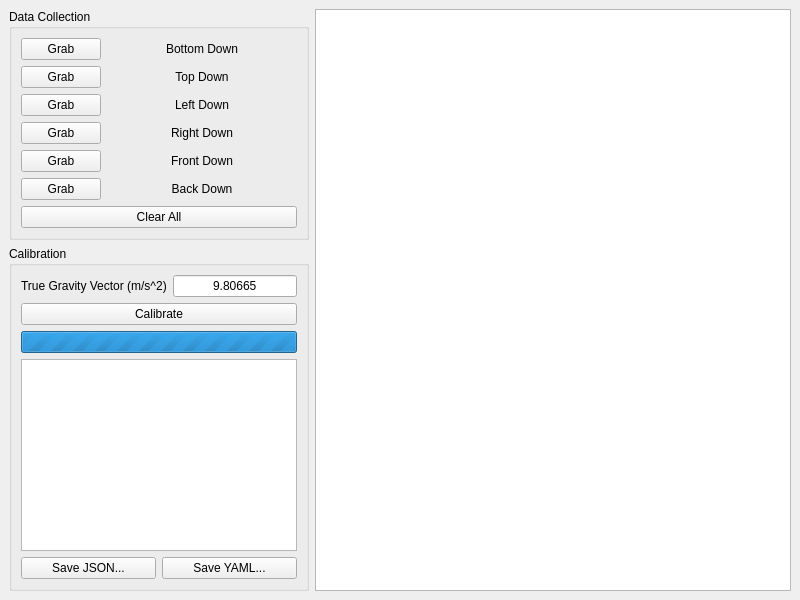
Above: src/accelerometer/gui/fmain.ui from pcdangio/ros-calibration_imu before the change. Below: the same form after it.
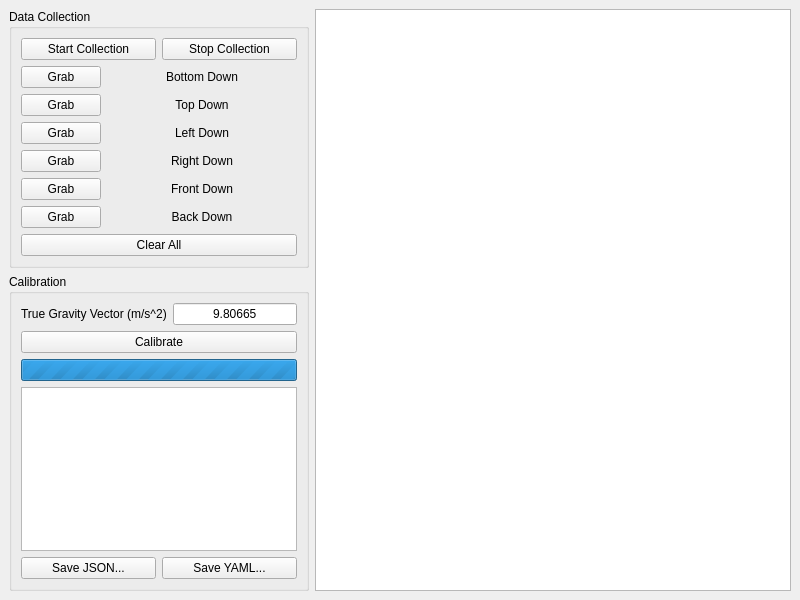
That is the form after the change.

Commit message: accelerometer: added data collection control to gui

What changed in the file:
```diff
--- a/src/accelerometer/gui/fmain.ui
+++ b/src/accelerometer/gui/fmain.ui
@@ -35,6 +35,24 @@
          <string>Data Collection</string>
         </property>
         <layout class="QVBoxLayout" name="verticalLayout">
+         <item>
+          <layout class="QHBoxLayout" name="horizontalLayout_3">
+           <item>
+            <widget class="QPushButton" name="button_start_collection">
+             <property name="text">
+              <string>Start Collection</string>
+             </property>
+            </widget>
+           </item>
+           <item>
+            <widget class="QPushButton" name="button_stop_collection">
+             <property name="text">
+              <string>Stop Collection</string>
+             </property>
+            </widget>
+           </item>
+          </layout>
+         </item>
          <item>
           <layout class="QFormLayout" name="formLayout">
            <item row="0" column="0">
```
